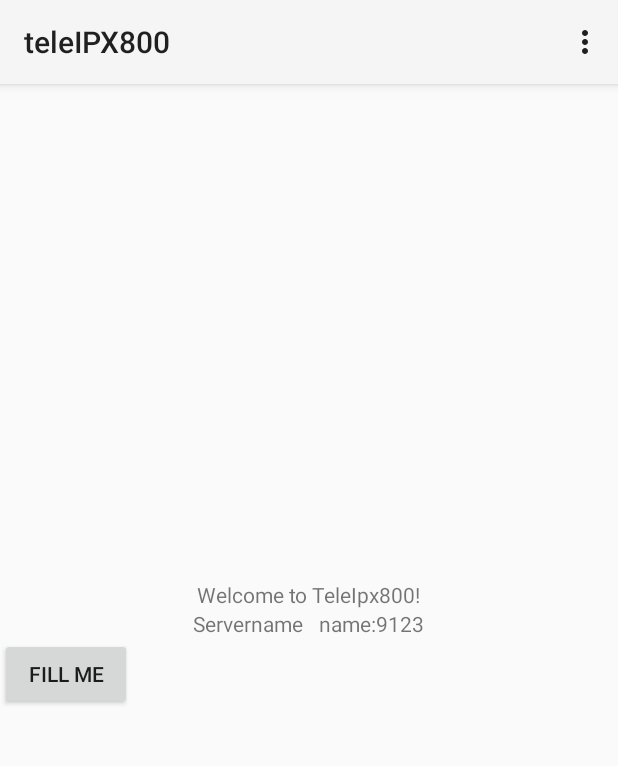
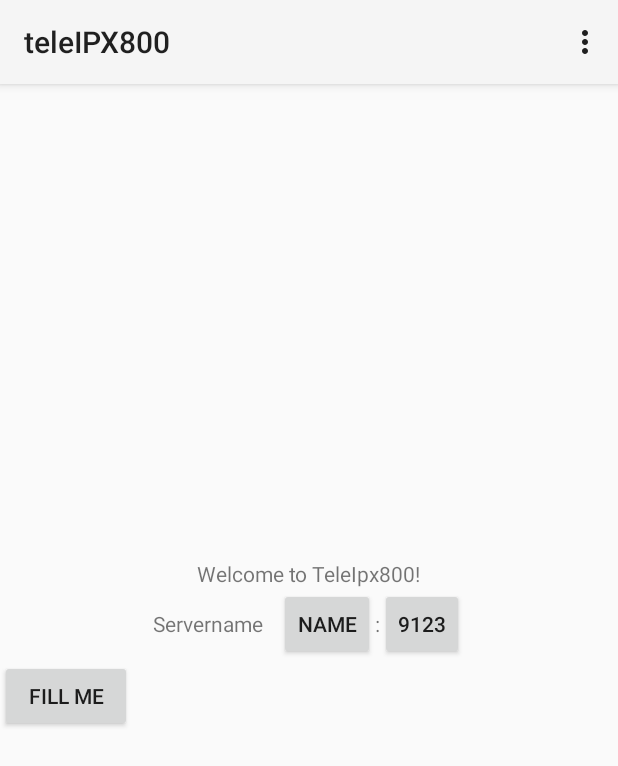
Before and after one commit to nohkumado/teleIPX800, an Android app: the screen it shows after launch (MainActivity), on a phone screen of 412 x 824 dp. Shown: the top 766 px of the screen. Run offline under Robolectric (Android 15) with nearby library versions, the phone set to English and light mode, and no system bars; libraries missing offline, so code that uses them is left out: com.nohkumado.ipx800control; 6 statements that could not run were skipped.

Commit message:
finally got the app t oresize on different devices

```diff
--- a/src/main/java/com/nohkumado/teleIPX800/ButtonAdapter.java
+++ b/src/main/java/com/nohkumado/teleIPX800/ButtonAdapter.java
@@ -67,6 +67,7 @@ public class ButtonAdapter extends BaseAdapter
 		this.clickHandler = clickHandler;
 		SharedPreferences sp = PreferenceManager.getDefaultSharedPreferences(mContext);
 
+		content.clear();
 		for (int i=1; i < 33; i++)
 		{
 			//String actPic = "relai" + i + "_pic";
--- a/src/main/java/com/nohkumado/teleIPX800/IpxStatus.java
+++ b/src/main/java/com/nohkumado/teleIPX800/IpxStatus.java
@@ -63,7 +63,7 @@ public class IpxStatus
 					parse(stream);
 				}
 				catch (Exception e)
-				{ Log.d(TAG, "something went wrong parsing " + result);}
+				{ Log.e(TAG, "something went wrong parsing " + result);}
 			}
 		}
   }
--- a/src/main/java/com/nohkumado/teleIPX800/MainActivity.java
+++ b/src/main/java/com/nohkumado/teleIPX800/MainActivity.java
@@ -21,6 +21,7 @@ package com.nohkumado.teleIPX800;
 
 import android.app.*;
 import android.content.*;
+import android.content.res.*;
 import android.graphics.*;
 import android.os.*;
 import android.preference.*;
@@ -38,6 +39,10 @@ public class MainActivity extends Activity implements SharedPreferences.OnShared
   protected IpxStatus status ;
   protected ButtonClickListener clickHandler = new ButtonClickListener(this);
   protected ButtonAdapter buttonArray;
+	protected Button serverBut;
+	protected boolean bigScreen = false;
+
+	private double textSize;
 
   public MainActivity()
   {
@@ -61,17 +66,35 @@ public class MainActivity extends Activity implements SharedPreferences.OnShared
   protected void onCreate(Bundle savedInstanceState)
   {
 		super.onCreate(savedInstanceState);
-		Log.d(TAG, "calling refresh");
+		//Log.d(TAG, "calling refresh");
 		status.refresh(this);
-		Log.d(TAG, "ipx    status = " + status.isConnected());
+		//Log.d(TAG, "ipx    status = " + status.isConnected());
+		/*if(isTablet()) {
+		 setTheme(android.R.style.Theme_Light);
+		 }
+		 else {
+		 setTheme(android.R.style.Theme_DeviceDefault);
+		 }
+		 */
 		setContentView(R.layout.main);
+		if (findViewById(R.id.statusLayout) != null)
+		{
+			bigScreen = true;
+			Log.d(TAG, "big screen!!");
+		}
+		else
+			Log.d(TAG, "small screen...");
+		Configuration config = getResources().getConfiguration();
+		if(config.screenLayout == Configuration.SCREENLAYOUT_SIZE_SMALL) Log.d(TAG, "small layout...");
+		else if(config.screenLayout == Configuration.SCREENLAYOUT_SIZE_NORMAL) Log.d(TAG, "normal layout...");
+		else if(config.screenLayout == Configuration.SCREENLAYOUT_SIZE_LARGE) Log.d(TAG, "large layout...");
+		else if(config.screenLayout == Configuration.SCREENLAYOUT_SIZE_XLARGE) Log.d(TAG, "xlarge layout...");
 
 		//Log.d(TAG, "stored servername = " + sp.getString("servername", "non"));
 		//Log.d(TAG, "ipx    servername = " + ipx.getHost());
 
 
 		if (buttonArray == null) buttonArray = new ButtonAdapter(this);
-		buttonArray.clear();
 		//Log.d(TAG, "filling grid");
 		buttonArray.fillData(clickHandler);
 		//Log.d(TAG,"grid? "+findViewById(R.id.shortcutgrid));
@@ -124,17 +147,20 @@ public class MainActivity extends Activity implements SharedPreferences.OnShared
 		 Log.e(TAG,"no view found....");
 		 return v;
 		 }*/
-		TextView field = (TextView) parent.findViewById(R.id.servernameValue);
-		if (field != null)
+		serverBut = (Button) parent.findViewById(R.id.servernameValue);
+		if (serverBut != null)
 		{
-			field.setText(sp.getString("servername", ipx.getHost()));
+			serverBut.setText(sp.getString("servername", ipx.getHost()));
 			//WTF?? between the CTOR and onCreate this should exist...
 			//if (status == null) status = new IpxStatus(ipx);
-			Log.d(TAG, "Setting colors ... ipx connected?? " + status.isConnected());
-			if (status.isConnected()) field.setTextColor(Color.GREEN);
-			else field.setTextColor(Color.RED);
+			//Log.d(TAG, "Setting colors ... ipx connected?? " + status.isConnected());
+			if (status.isConnected()) serverBut.setTextColor(Color.GREEN);
+			else serverBut.setTextColor(Color.RED);
+			serverBut.setOnClickListener(clickHandler);
+			Log.d(TAG, "test size = " + (int)textSize);
+			//serverBut.setTextSize(TypedValue.COMPLEX_UNIT_PX, (int)textSize);
 		}
-		field = (TextView) parent.findViewById(R.id.portValue);
+		Button field = (Button) parent.findViewById(R.id.portValue);
 		if (field != null) field.setText("" + sp.getInt("serverport", ipx.getPort()));
 
 		ipx.setHost(sp.getString("servername", "NA"));
@@ -151,7 +177,6 @@ public class MainActivity extends Activity implements SharedPreferences.OnShared
 		 gameBoard.addView(imageButtons[i]);
 		 }
 		 */
-
 
 		//	Log.d(TAG, "no grid found...");
 		//parent.invalidate();
@@ -205,23 +230,49 @@ public class MainActivity extends Activity implements SharedPreferences.OnShared
   @Override
   public void onSharedPreferenceChanged(SharedPreferences p1, String p2)
   {
+		status.refresh(this);
+		serverBut = (Button) findViewById(R.id.servernameValue);
+
+		if (serverBut != null)
+		{
+			//Log.d(TAG, "Setting colors ... ipx connected?? " + status.isConnected());
+			if (status.isConnected()) serverBut.setTextColor(Color.GREEN);
+			else serverBut.setTextColor(Color.RED);
+		}
+
 		GridView shortcuts = (GridView) findViewById(R.id.shortcutgrid);
 		if (shortcuts != null)shortcuts.invalidate();
 		status.refresh(this);
+		buttonArray.fillData(clickHandler);
+  }
+	/**
+	 isTablet
 
-		/*
-		TODO have to check if after invalidating the createView is called again or not...
-		TextView field = (TextView) parent.findViewById(R.id.servernameValue);
-		if (field != null)
+	 tries to find out if its a tablet or a phone....
+
+	 */
+	public boolean isTablet()
+	{
+    try
 		{
-			field.setText(sp.getString("servername", ipx.getHost()));
-			//WTF?? between the CTOR and onCreate this should exist...
-			//if (status == null) status = new IpxStatus(ipx);
-			Log.d(TAG, "Setting colors ... ipx connected?? " + status.isConnected());
-			if (status.isConnected()) field.setTextColor(Color.GREEN);
-			else field.setTextColor(Color.RED);
-		}
-		*/
-  }
+			// Compute screen size
+			DisplayMetrics dm = getResources().getDisplayMetrics();
+			float screenWidth  = dm.widthPixels / dm.xdpi;
+			float screenHeight = dm.heightPixels / dm.ydpi;
+			double size = Math.sqrt(Math.pow(screenWidth, 2) +
+															Math.pow(screenHeight, 2));
+			textSize = dm.widthPixels * 0.5 / 100;
+			//Set TextView.setTextSize(TypedValue.COMPLEX_UNIT_PX, size), where the unit parameter is  and the size parameter is percent of the total width of your screen. Normally, for me, .5% of total width for font is suitable. You can experiment by trying other total width percentages, such as 0.4% or 0.3%.
+			//This way your
 
+			// Tablet devices should have a screen size greater than 6 inches
+			return size >= 6;
+    }
+		catch (Throwable t)
+		{
+			Log.e(TAG, "Failed to compute screen size", t);
+			return false;
+    }
+
+	}
 }
--- /dev/null
+++ b/src/main/res/layout-w600dp/main.xml
@@ -0,0 +1,85 @@
+<?xml version="1.0" encoding="utf-8"?>
+<LinearLayout
+	xmlns:android="http://schemas.android.com/apk/res/android"
+	android:layout_height="wrap_content"
+	android:layout_width="wrap_content"
+	android:orientation="horizontal">
+
+	<LinearLayout
+		android:id="@+id/maincontainer"
+		android:layout_width="fill_parent"
+		android:layout_height="match_parent"
+		android:orientation="vertical"
+		android:gravity="center"
+		android:layout_weight="1">
+
+		<TextView
+			android:text="@string/title"
+			android:layout_width="wrap_content"
+			android:layout_height="wrap_content"
+			android:id="@+id/titleView"/>
+
+		<LinearLayout
+			android:layout_height="wrap_content"
+			android:layout_width="wrap_content"
+			android:orientation="horizontal">
+
+			<TextView
+				android:layout_height="wrap_content"
+				android:layout_width="wrap_content"
+				android:text="@string/servername"
+				android:id="@+id/servernameLabel"
+				android:paddingRight="10dp"/>
+
+			<Button
+				style="?android:attr/buttonStyleSmall"
+				android:layout_height="wrap_content"
+				android:layout_width="wrap_content"
+				android:text="name"
+				android:id="@+id/servernameValue"/>
+
+			<TextView
+				android:layout_height="wrap_content"
+				android:layout_width="wrap_content"
+				android:text=":"/>
+
+			<Button
+				style="?android:attr/buttonStyleSmall"
+				android:layout_height="wrap_content"
+				android:layout_width="wrap_content"
+				android:text="9123"
+				android:id="@+id/portValue"/>
+
+		</LinearLayout>
+
+		<GridView
+			columnCount="1"
+			android:layout_height="wrap_content"
+			android:layout_width="wrap_content"
+			rowCount="1"
+			android:id="@+id/shortcutgrid"
+			android:numColumns="auto_fit">
+
+		</GridView>
+
+
+	</LinearLayout>
+
+	<View
+		android:background="#000000"
+		android:layout_width="1dp"
+		android:layout_height="wrap_content"/>
+
+	<LinearLayout
+		android:layout_height="wrap_content"
+		android:layout_width="fill_parent"
+		android:orientation="vertical"
+		android:id="@+id/statusLayout"
+			android:layout_weight="1"/>
+		<TextView
+				android:layout_height="wrap_content"
+				android:layout_width="wrap_content"
+				android:text="Status"
+				android:id="@+id/statusTitle"/>
+
+</LinearLayout>
--- a/src/main/res/layout/main.xml
+++ b/src/main/res/layout/main.xml
@@ -25,7 +25,8 @@
 			android:id="@+id/servernameLabel"
 			android:paddingRight="10dp"/>
 
-		<TextView
+		<Button
+				style="?android:attr/buttonStyleSmall"
 			android:layout_height="wrap_content"
 			android:layout_width="wrap_content"
 			android:text="name"
@@ -36,13 +37,15 @@
 			android:layout_width="wrap_content"
 			android:text=":"/>
 
-		<TextView
+		<Button
+				style="?android:attr/buttonStyleSmall"
 			android:layout_height="wrap_content"
 			android:layout_width="wrap_content"
 			android:text="9123"
 			android:id="@+id/portValue"/>
 
 	</LinearLayout>
+
 	<GridView
 		columnCount="1"
 		android:layout_height="wrap_content"
@@ -50,7 +53,9 @@
 		rowCount="1"
 		android:id="@+id/shortcutgrid"
 		android:numColumns="auto_fit">
+
 	</GridView>
+
 	<TextView
 		android:layout_height="wrap_content"
 		android:layout_width="wrap_content"
--- a/src/main/res/values/styles.xml
+++ b/src/main/res/values/styles.xml
@@ -1,5 +1,6 @@
 <?xml version="1.0" encoding="utf-8"?>
 <resources>
     <style name="AppTheme" parent="@android:style/Theme.Holo.Light">
+				<item name="android:textSize">10sp</item>
 	</style>
 </resources>
```
Also changed, not shown: src/main/AndroidManifest.xml (+7 -0 lines), src/main/java/com/nohkumado/teleIPX800/ButtonClickListener.java (+3 -6 lines), 4 other files.
